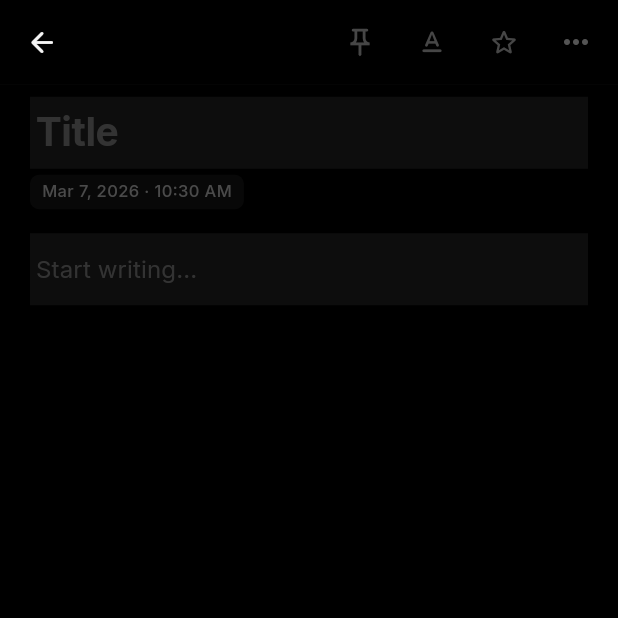
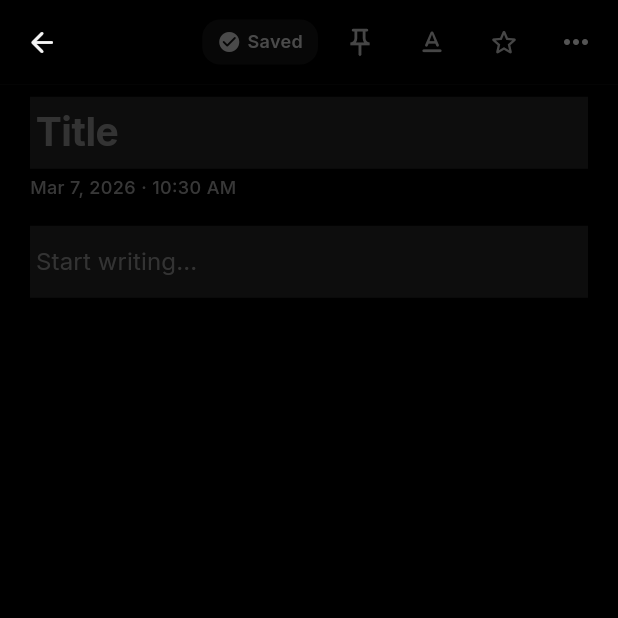
Before and after one commit to unknownmember4u/PRnote, a Flutter app: the EditorScreen screen opened by its route, on a phone screen of 412 x 824 dp, the top half of it. Run offline on Flutter 3.47's test engine with Material 3 defaults, Android fonts, the phone set to English and light mode, and no system bars; our stand-ins replace equatable, flutter_riverpod, go_router, google_fonts, share_plus, shared_preferences and 2 more; accounts and stored records are empty.

Commit message:
feat: added persistent animated manual save button with feedback

```diff
--- a/lib/features/editor/screens/editor_screen.dart
+++ b/lib/features/editor/screens/editor_screen.dart
@@ -111,20 +111,22 @@ class _EditorScreenState extends ConsumerState<EditorScreen> {
   Future<void> _manualSave() async {
     if (_hasUnsavedChanges) {
       await _performAutoSave();
+    }
     if (!mounted) return;
+
+    ScaffoldMessenger.of(context).hideCurrentSnackBar();
     ScaffoldMessenger.of(context).showSnackBar(
       SnackBar(
         content: Row(
           children: [
             const Icon(Icons.check_circle_rounded, color: Color(0xFF26A69A), size: 18),
             const SizedBox(width: 8),
-              Text('Note saved manually', style: GoogleFonts.inter()),
+            Text('Saved successfully', style: GoogleFonts.inter(fontWeight: FontWeight.w500)),
           ],
         ),
         duration: const Duration(seconds: 2),
       ),
     );
-    }
   }
 
   Future<void> _saveAndExit() async {
@@ -433,54 +435,13 @@ class _EditorScreenState extends ConsumerState<EditorScreen> {
                     if (_currentNote != null)
                       Padding(
                         padding: const EdgeInsets.only(top: 4, bottom: 16),
-                        child: Row(
-                          children: [
-                            Container(
-                              padding: const EdgeInsets.symmetric(horizontal: 8, vertical: 3),
-                              decoration: BoxDecoration(
-                                color: theme.textTheme.bodySmall?.color?.withValues(alpha: 0.06),
-                                borderRadius: BorderRadius.circular(6),
+                        child: Text(
+                          DateFormat('MMM d, yyyy · h:mm a').format(_currentNote!.updatedAt),
+                          style: GoogleFonts.inter(
+                            fontSize: 12,
+                            fontWeight: FontWeight.w500,
+                            color: theme.textTheme.bodySmall?.color?.withValues(alpha: 0.4),
                           ),
-                              child: Text(
-                                DateFormat('MMM d, yyyy · h:mm a')
-                                    .format(_currentNote!.updatedAt),
-                                style: GoogleFonts.inter(
-                                  fontSize: 11,
-                                  fontWeight: FontWeight.w500,
-                                  color: theme.textTheme.bodySmall?.color?.withValues(alpha: 0.5),
-                                ),
-                              ),
-                            ),
-                            if (_lastSaved != null) ...[
-                              const SizedBox(width: 8),
-                              Container(
-                                padding: const EdgeInsets.symmetric(horizontal: 8, vertical: 3),
-                                decoration: BoxDecoration(
-                                  color: const Color(0xFF26A69A).withValues(alpha: 0.1),
-                                  borderRadius: BorderRadius.circular(6),
-                                ),
-                                child: Row(
-                                  mainAxisSize: MainAxisSize.min,
-                                  children: [
-                                    const Icon(
-                                      Icons.check_circle_rounded,
-                                      size: 12,
-                                      color: Color(0xFF26A69A),
-                                    ),
-                                    const SizedBox(width: 3),
-                                    Text(
-                                      'Saved',
-                                      style: GoogleFonts.inter(
-                                        fontSize: 11,
-                                        fontWeight: FontWeight.w500,
-                                        color: const Color(0xFF26A69A),
-                                      ),
-                                    ),
-                                  ],
-                                ),
-                              ),
-                            ],
-                          ],
                         ),
                       ),
 
@@ -587,15 +548,45 @@ class _EditorScreenState extends ConsumerState<EditorScreen> {
               ),
             ),
 
-          // Manual Save button
-          if (_hasUnsavedChanges)
-            _ToolbarAction(
-              icon: Icons.save_rounded,
-              isActive: true,
-              activeColor: const Color(0xFF26A69A),
-              inactiveColor: theme.textTheme.bodySmall?.color ?? Colors.grey,
+          // Manual Save button (Always visible, state driven)
+          InkWell(
             onTap: _manualSave,
+            borderRadius: BorderRadius.circular(12),
+            child: AnimatedContainer(
+              duration: const Duration(milliseconds: 200),
+              padding: const EdgeInsets.symmetric(horizontal: 10, vertical: 6),
+              decoration: BoxDecoration(
+                color: _hasUnsavedChanges
+                  ? const Color(0xFF26A69A).withValues(alpha: 0.15)
+                  : theme.textTheme.bodySmall?.color?.withValues(alpha: 0.05),
+                borderRadius: BorderRadius.circular(12),
               ),
+              child: Row(
+                mainAxisSize: MainAxisSize.min,
+                children: [
+                  Icon(
+                    _hasUnsavedChanges ? Icons.save_rounded : Icons.check_circle_rounded,
+                    size: 16,
+                    color: _hasUnsavedChanges
+                      ? const Color(0xFF26A69A)
+                      : theme.textTheme.bodySmall?.color?.withValues(alpha: 0.5),
+                  ),
+                  const SizedBox(width: 4),
+                  Text(
+                    _hasUnsavedChanges ? 'Save' : 'Saved',
+                    style: GoogleFonts.inter(
+                      fontSize: 12,
+                      fontWeight: FontWeight.w600,
+                      color: _hasUnsavedChanges
+                        ? const Color(0xFF26A69A)
+                        : theme.textTheme.bodySmall?.color?.withValues(alpha: 0.5),
+                    ),
+                  ),
+                ],
+              ),
+            ),
+          ),
+          const SizedBox(width: 4),
 
           // Pin toggle
           _ToolbarAction(
```
Lines whose indentation alone changed are shown as unchanged.
